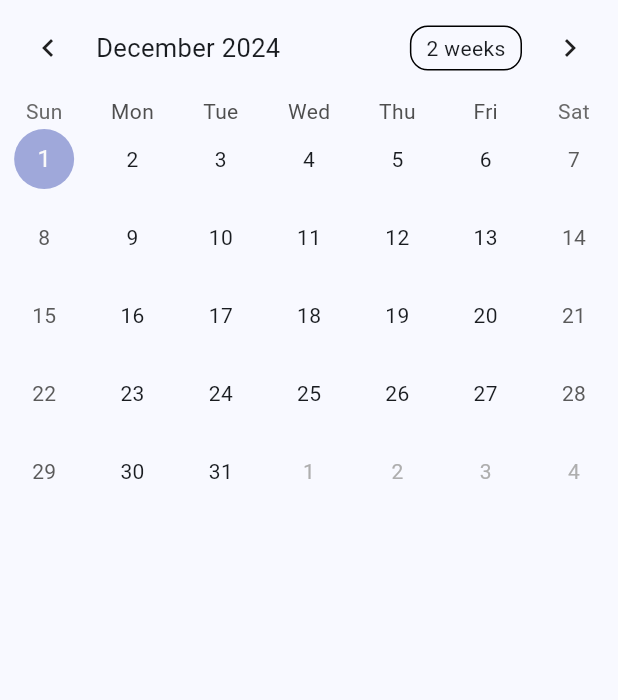
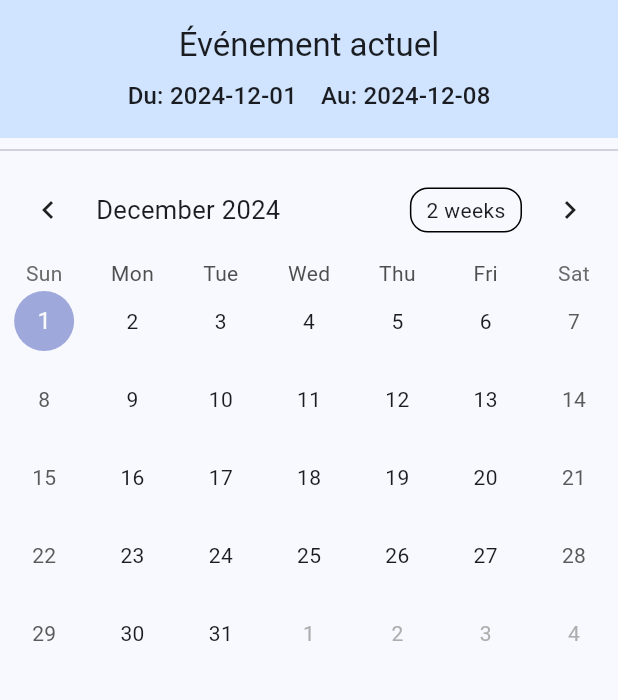
Before and after one commit to MaximeGalloPro/akred_shift, a Flutter app: the screen it shows after launch, after a tap on "Initialiser un événement", on a phone screen of 412 x 824 dp, the part 84-784 px from its top. Run offline on Flutter 3.47's test engine with Material 3 defaults, Android fonts, the phone set to English and light mode, and no system bars; drawn by our look-alikes of table_calendar; our stand-ins replace flutter_dotenv, flutter_riverpod, speech_to_text; network calls fail.

```diff
--- a/lib/main.dart
+++ b/lib/main.dart
@@ -1,8 +1,10 @@
 import 'package:flutter/material.dart';
 import 'package:flutter_riverpod/flutter_riverpod.dart';
+import 'package:flutter_dotenv/flutter_dotenv.dart';
 import 'pages/event_scheduler_page.dart';
 
-void main() {
+Future<void> main() async {  // Ajout de async
+  // Chargement des variables d'environnement
   await dotenv.load(fileName: ".env");
 
   runApp(const ProviderScope(child: MyApp()));
--- a/lib/pages/event_scheduler_page.dart
+++ b/lib/pages/event_scheduler_page.dart
@@ -43,10 +43,7 @@ class _EventSchedulerPageState extends ConsumerState<EventSchedulerPage> {
     return Scaffold(
       appBar: AppBar(
         title: const Text('Event Scheduler'),
-        backgroundColor: Theme
-            .of(context)
-            .colorScheme
-            .inversePrimary,
+        backgroundColor: Theme.of(context).colorScheme.inversePrimary,
         actions: [
           IconButton(
             icon: const Icon(Icons.mic),
@@ -81,7 +78,7 @@ class _EventSchedulerPageState extends ConsumerState<EventSchedulerPage> {
                 },
                 child: const Text('Initialiser un événement'),
               ),
-              const SizedBox(width: 16), // Espace entre les boutons
+              const SizedBox(width: 16),
               ElevatedButton(
                 onPressed: () {
                   ref.read(eventProvider.notifier).loadSeedData();
@@ -93,6 +90,51 @@ class _EventSchedulerPageState extends ConsumerState<EventSchedulerPage> {
       )
           : Column(
         children: [
+          // Afficher les informations de l'événement actuel
+          Container(
+            padding: const EdgeInsets.all(16.0),
+            color: Theme.of(context).colorScheme.primaryContainer,
+            child: Column(
+              children: [
+                Text(
+                  'Événement actuel',
+                  style: Theme.of(context).textTheme.titleLarge,
+                ),
+                const SizedBox(height: 8),
+                Row(
+                  mainAxisAlignment: MainAxisAlignment.center,
+                  children: [
+                    Text(
+                      'Du: ${event.startDate.toString().split(' ')[0]}',
+                      style: Theme.of(context).textTheme.titleMedium,
+                    ),
+                    const SizedBox(width: 16),
+                    Text(
+                      'Au: ${event.endDate.toString().split(' ')[0]}',
+                      style: Theme.of(context).textTheme.titleMedium,
+                    ),
+                  ],
+                ),
+                if (event.sectors.isNotEmpty) ...[
+                  const SizedBox(height: 8),
+                  Text('${event.sectors.length} secteur(s)'),
+                  ElevatedButton(
+                    onPressed: () {
+                      Navigator.push(
+                        context,
+                        MaterialPageRoute(
+                          builder: (context) => const SectorPage(),
+                        ),
+                      );
+                    },
+                    child: const Text('Gérer les secteurs'),
+                  ),
+                ],
+              ],
+            ),
+          ),
+          const Divider(),
+          // Le reste du contenu existant
           TableCalendar(
             firstDay: DateTime.now().subtract(const Duration(days: 365)),
             lastDay: DateTime.now().add(const Duration(days: 365)),
@@ -118,26 +160,20 @@ class _EventSchedulerPageState extends ConsumerState<EventSchedulerPage> {
                 children: [
                   if (_rangeStart != null)
                     Text(
-                      'Date de début: ${_rangeStart?.toString().split(' ')[0]}',
-                      style: Theme
-                          .of(context)
-                          .textTheme
-                          .titleMedium,
+                      'Nouvelle date de début: ${_rangeStart?.toString().split(' ')[0]}',
+                      style: Theme.of(context).textTheme.titleMedium,
                     ),
                   const SizedBox(height: 8),
                   if (_rangeEnd != null)
                     Text(
-                      'Date de fin: ${_rangeEnd?.toString().split(' ')[0]}',
-                      style: Theme
-                          .of(context)
-                          .textTheme
-                          .titleMedium,
+                      'Nouvelle date de fin: ${_rangeEnd?.toString().split(' ')[0]}',
+                      style: Theme.of(context).textTheme.titleMedium,
                     ),
                   const SizedBox(height: 16),
                   if (_rangeStart != null && _rangeEnd != null)
                     ElevatedButton(
                       onPressed: _saveSelectedRange,
-                      child: const Text('Sauvegarder et continuer'),
+                      child: const Text('Mettre à jour les dates'),
                     ),
                 ],
               ),
```
Also changed, not shown: lib/pages/voice_interface_page.dart (+38 -9 lines), pubspec.lock.
